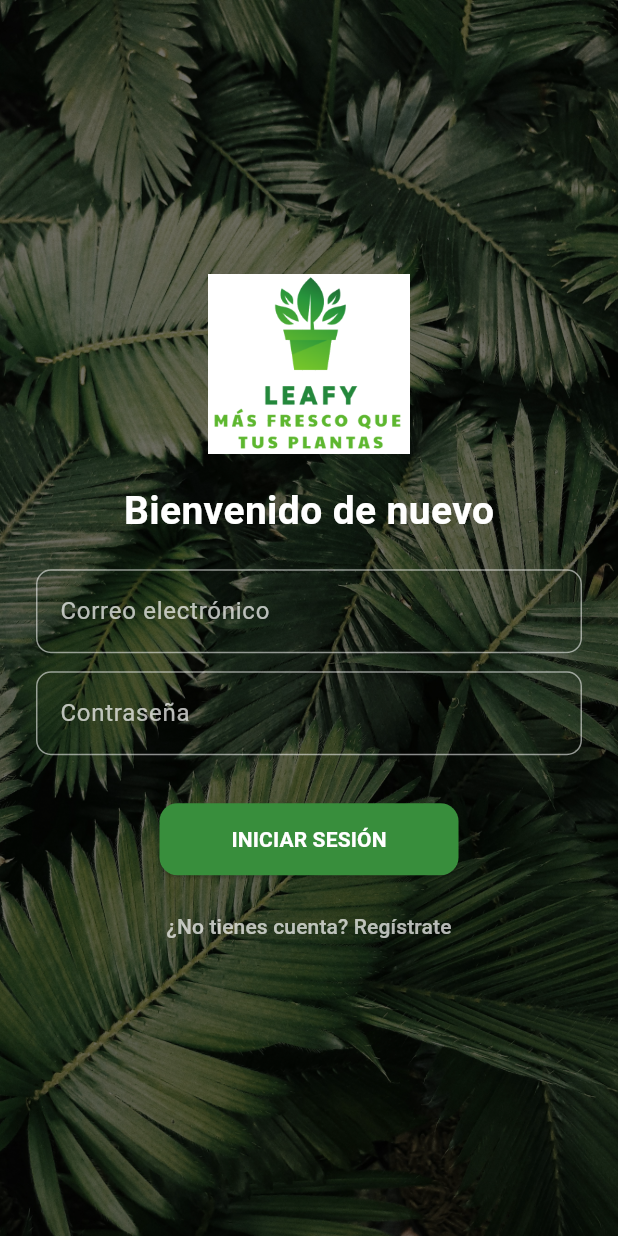
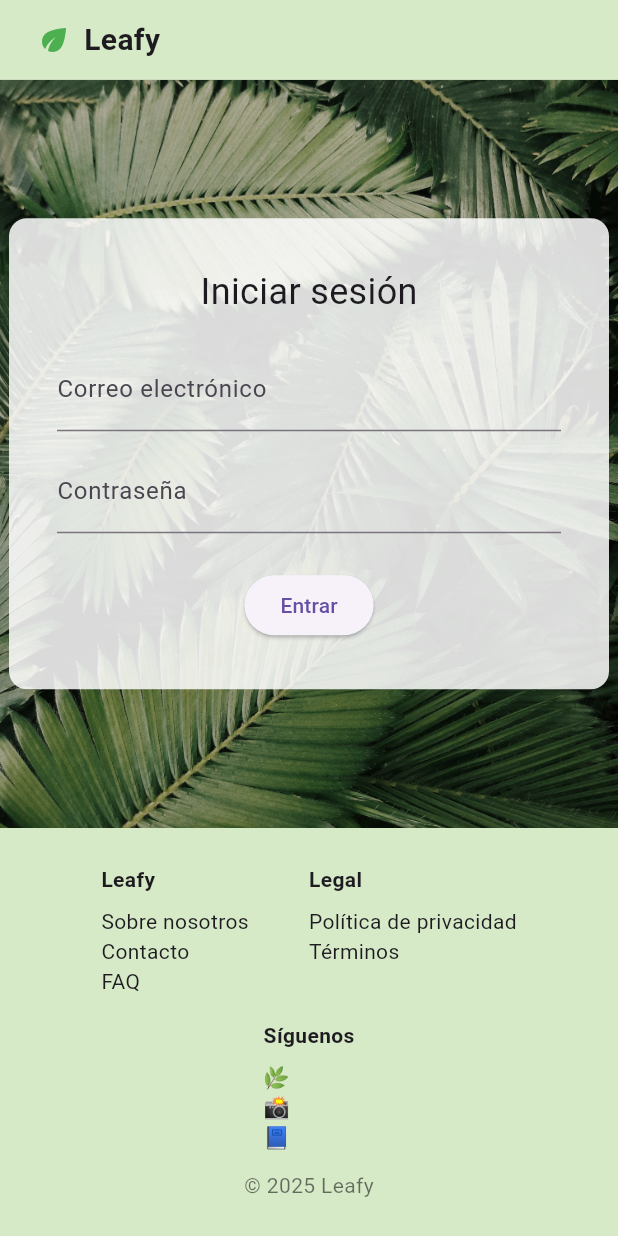
Before and after one commit to mrami8/Leafy_web_flutter, a Flutter app: the screen it shows after launch, on a phone screen of 412 x 824 dp. Run offline on Flutter 3.47's test engine with Material 3 defaults, Android fonts, the light colour scheme and no system bars; our stand-ins replace image_picker, supabase_flutter, table_calendar; accounts and stored records are empty.

Commit message:
login hecho falta el register y menu y footer

```diff
--- a/lib/LoginScreen.dart
+++ /dev/null
@@ -1,210 +0,0 @@
-import 'package:flutter/material.dart';
-import 'package:provider/provider.dart';
-import 'main_screen.dart';
-import 'providers/auth_provider.dart';
-import 'providers/user_profile_provider.dart';
-
-// Pantalla de login y registro de usuario
-class LoginScreen extends StatefulWidget {
-  const LoginScreen({super.key});
-
-  @override
-  _LoginScreenState createState() => _LoginScreenState();
-}
-
-class _LoginScreenState extends State<LoginScreen> {
-  // Controladores para los campos de texto
-  final _emailController = TextEditingController();
-  final _passwordController = TextEditingController();
-  final _nombreController = TextEditingController(); // Solo usado en registro
-
-  bool isRegistering = false; // Alterna entre login y registro
-
-  // Función para manejar el login del usuario
-  Future<void> _handleLogin(BuildContext context) async {
-    final authProvider = Provider.of<AuthProvider>(context, listen: false);
-    final userProfileProvider = Provider.of<UserProfileProvider>(
-      context,
-      listen: false,
-    );
-
-    await authProvider.logout(); // Limpia sesión anterior
-
-    bool success = await authProvider.login(
-      _emailController.text.trim(),
-      _passwordController.text.trim(),
-    );
-
-    if (success) {
-      userProfileProvider.loadFromAuth(
-        authProvider,
-      ); // Carga el perfil del usuario
-
-      // Redirige al menú principal
-      Navigator.pushReplacement(
-        context,
-        MaterialPageRoute(builder: (_) => MainScreen()),
-      );
-    } else {
-      // Muestra error si falla el login
-      ScaffoldMessenger.of(
-        context,
-      ).showSnackBar(const SnackBar(content: Text('Error al iniciar sesión')));
-    }
-  }
-
-  // Función para manejar el registro del usuario
-  Future<void> _handleRegister(BuildContext context) async {
-    final authProvider = Provider.of<AuthProvider>(context, listen: false);
-
-    bool success = await authProvider.register(
-      _emailController.text.trim(),
-      _passwordController.text.trim(),
-      _nombreController.text.trim(),
-    );
-
-    if (success) {
-      // Muestra mensaje de éxito y cambia a modo login
-      ScaffoldMessenger.of(context).showSnackBar(
-        const SnackBar(content: Text('Registro exitoso, ahora inicia sesión.')),
-      );
-      setState(() {
-        isRegistering = false;
-      });
-    } else {
-      // Error en el registro
-      ScaffoldMessenger.of(
-        context,
-      ).showSnackBar(const SnackBar(content: Text('Error al registrarse')));
-    }
-  }
-
-  @override
-  Widget build(BuildContext context) {
-    return Scaffold(
-      body: Stack(
-        fit: StackFit.expand, // Hace que el fondo ocupe toda la pantalla
-        children: [
-          // Imagen de fondo
-          Image.asset('assets/FondoPantalla.jpg', fit: BoxFit.cover),
-
-          // Capa oscura sobre el fondo para mejorar legibilidad
-          Container(color: Colors.black.withOpacity(0.5)),
-
-          // Contenido principal centrado y scrollable
-          Center(
-            child: SingleChildScrollView(
-              padding: const EdgeInsets.symmetric(horizontal: 24.0),
-              child: Column(
-                mainAxisSize: MainAxisSize.min,
-                children: [
-                  // Logo de la app
-                  Image.asset('assets/LogoLeafy.png', height: 120),
-
-                  const SizedBox(height: 20),
-
-                  // Título dinámico según el modo
-                  Text(
-                    isRegistering ? "Crea tu cuenta" : "Bienvenido de nuevo",
-                    style: const TextStyle(
-                      color: Colors.white,
-                      fontSize: 26,
-                      fontWeight: FontWeight.bold,
-                    ),
-                  ),
-
-                  const SizedBox(height: 20),
-
-                  // Campo de nombre solo en registro
-                  if (isRegistering)
-                    _buildTextField("Nombre", _nombreController),
-
-                  // Campo de correo y contraseña
-                  _buildTextField("Correo electrónico", _emailController),
-                  _buildTextField(
-                    "Contraseña",
-                    _passwordController,
-                    isPassword: true,
-                  ),
-
-                  const SizedBox(height: 20),
-
-                  // Botón principal: login o registro
-                  ElevatedButton(
-                    style: ElevatedButton.styleFrom(
-                      backgroundColor: Colors.green.shade700,
-                      foregroundColor: Colors.white,
-                      padding: const EdgeInsets.symmetric(
-                        horizontal: 48,
-                        vertical: 14,
-                      ),
-                      shape: RoundedRectangleBorder(
-                        borderRadius: BorderRadius.circular(12),
-                      ),
-                    ),
-                    onPressed: () {
-                      if (isRegistering) {
-                        _handleRegister(context);
-                      } else {
-                        _handleLogin(context);
-                      }
-                    },
-                    child: Text(
-                      isRegistering ? "REGISTRARSE" : "INICIAR SESIÓN",
-                      style: const TextStyle(fontWeight: FontWeight.bold),
-                    ),
-                  ),
-
-                  const SizedBox(height: 10),
-
-                  // Botón para cambiar entre login y registro
-                  TextButton(
-                    onPressed: () {
-                      setState(() {
-                        isRegistering = !isRegistering;
-                      });
-                    },
-                    child: Text(
-                      isRegistering
-                          ? "¿Ya tienes cuenta? Inicia sesión"
-                          : "¿No tienes cuenta? Regístrate",
-                      style: const TextStyle(color: Colors.white70),
-                    ),
-                  ),
-                ],
-              ),
-            ),
-          ),
-        ],
-      ),
-    );
-  }
-
-  // Widget para construir campos de texto personalizados
-  Widget _buildTextField(
-    String label,
-    TextEditingController controller, {
-    bool isPassword = false,
-  }) {
-    return Padding(
-      padding: const EdgeInsets.only(bottom: 12.0),
-      child: TextField(
-        controller: controller,
-        obscureText: isPassword, // Oculta el texto si es contraseña
-        style: const TextStyle(color: Colors.white),
-        decoration: InputDecoration(
-          labelText: label,
-          labelStyle: const TextStyle(color: Colors.white70),
-          enabledBorder: OutlineInputBorder(
-            borderSide: const BorderSide(color: Colors.white54),
-            borderRadius: BorderRadius.circular(10),
-          ),
-          focusedBorder: OutlineInputBorder(
-            borderSide: const BorderSide(color: Colors.white),
-            borderRadius: BorderRadius.circular(10),
-          ),
-        ),
-      ),
-    );
-  }
-}
--- /dev/null
+++ b/lib/leafy_layout.dart
@@ -0,0 +1,108 @@
+import 'package:flutter/material.dart';
+import 'package:provider/provider.dart';
+import '../providers/auth_provider.dart';
+
+class LeafyLayout extends StatelessWidget {
+  final Widget child;
+
+  const LeafyLayout({super.key, required this.child});
+
+  @override
+  Widget build(BuildContext context) {
+    final auth = Provider.of<AuthProvider>(context); // Accedemos al estado de sesión
+
+    return Scaffold(
+      backgroundColor: const Color(0xFFEFF4DC),
+      body: Column(
+        children: [
+          // Header con menú superior
+          Container(
+            padding: const EdgeInsets.symmetric(horizontal: 24, vertical: 12),
+            color: const Color(0xFFD7EAC8),
+            child: Row(
+              children: [
+                const Icon(Icons.eco, color: Colors.green),
+                const SizedBox(width: 8),
+                const Text(
+                  "Leafy",
+                  style: TextStyle(fontSize: 20, fontWeight: FontWeight.bold),
+                ),
+                const Spacer(),
+
+                // Solo muestra opciones si hay sesión
+                if (auth.session != null) ...[
+
+                  TextButton(
+                    onPressed: () => Navigator.pushNamed(context, '/search'),
+                    child: const Text("Buscar"),
+                  ),
+                  TextButton(
+                    onPressed: () => Navigator.pushNamed(context, '/calendar'),
+                    child: const Text("Calendario"),
+                  ),
+                  TextButton(
+                    onPressed: () => Navigator.pushNamed(context, '/profile'),
+                    child: const Text("Perfil"),
+                  ),
+                  const SizedBox(width: 16),
+                  IconButton(
+                    onPressed: () => Navigator.pushNamed(context, '/profile'),
+                    icon: const Icon(Icons.person),
+                  ),
+                ],
+              ],
+            ),
+          ),
+
+          // Contenido dinámico
+          Expanded(child: child),
+
+          // Footer fijo
+          Container(
+            width: double.infinity,
+            color: const Color(0xFFD7EAC8),
+            padding: const EdgeInsets.all(24),
+            child: Column(
+              children: [
+                Wrap(
+                  spacing: 40,
+                  runSpacing: 16,
+                  alignment: WrapAlignment.center,
+                  children: const [
+                    _FooterColumn(title: "Leafy", items: ["Sobre nosotros", "Contacto", "FAQ"]),
+                    _FooterColumn(title: "Legal", items: ["Política de privacidad", "Términos"]),
+                    _FooterColumn(title: "Síguenos", items: ["🌿", "📸", "📘"]),
+                  ],
+                ),
+                const SizedBox(height: 12),
+                const Text(
+                  "© 2025 Leafy",
+                  style: TextStyle(color: Colors.black54),
+                ),
+              ],
+            ),
+          ),
+        ],
+      ),
+    );
+  }
+}
+
+class _FooterColumn extends StatelessWidget {
+  final String title;
+  final List<String> items;
+
+  const _FooterColumn({required this.title, required this.items});
+
+  @override
+  Widget build(BuildContext context) {
+    return Column(
+      crossAxisAlignment: CrossAxisAlignment.start,
+      children: [
+        Text(title, style: const TextStyle(fontWeight: FontWeight.bold)),
+        const SizedBox(height: 8),
+        ...items.map((item) => Text(item)).toList(),
+      ],
+    );
+  }
+}
--- /dev/null
+++ b/lib/screens/LoginScreen.dart
@@ -0,0 +1,91 @@
+import 'package:flutter/material.dart';
+import 'package:provider/provider.dart';
+import 'package:leafy_app_flutter/leafy_layout.dart';
+import 'package:leafy_app_flutter/providers/auth_provider.dart';
+
+class LoginScreen extends StatelessWidget {
+  const LoginScreen({super.key});
+
+  @override
+  Widget build(BuildContext context) {
+    // Controladores de texto
+    final emailController = TextEditingController();
+    final passwordController = TextEditingController();
+
+    return LeafyLayout(
+      child: SizedBox.expand(
+        child: Stack(
+          fit: StackFit.expand,
+          children: [
+            Image.asset(
+              'assets/FondoPantalla.jpg',
+              fit: BoxFit.cover,
+            ),
+            Container(color: Colors.black.withOpacity(0.2)),
+
+            Align(
+              alignment: Alignment.center,
+              child: ConstrainedBox(
+                constraints: const BoxConstraints(maxWidth: 400),
+                child: Container(
+                  padding: const EdgeInsets.all(32),
+                  decoration: BoxDecoration(
+                    color: Colors.white.withOpacity(0.85),
+                    borderRadius: BorderRadius.circular(12),
+                  ),
+                  child: Column(
+                    mainAxisSize: MainAxisSize.min,
+                    children: [
+                      const Text("Iniciar sesión",
+                          style: TextStyle(fontSize: 24)),
+                      const SizedBox(height: 20),
+                      TextField(
+                        controller: emailController,
+                        decoration: const InputDecoration(
+                          labelText: "Correo electrónico",
+                        ),
+                      ),
+                      const SizedBox(height: 12),
+                      TextField(
+                        controller: passwordController,
+                        obscureText: true,
+                        decoration: const InputDecoration(
+                          labelText: "Contraseña",
+                        ),
+                      ),
+                      const SizedBox(height: 24),
+                      ElevatedButton(
+                        onPressed: () async {
+                          final authProvider = Provider.of<AuthProvider>(
+                            context,
+                            listen: false,
+                          );
+
+                          final success = await authProvider.login(
+                            emailController.text.trim(),
+                            passwordController.text.trim(),
+                          );
+
+                          if (success && authProvider.session != null) {
+                            Navigator.pushNamed(context, '/search');
+                          } else {
+                            ScaffoldMessenger.of(context).showSnackBar(
+                              const SnackBar(
+                                content: Text("Error al iniciar sesión"),
+                              ),
+                            );
+                          }
+                        },
+                        child: const Text("Entrar"),
+                      ),
+                    ],
+                  ),
+                ),
+              ),
+            ),
+          ],
+        ),
+      ),
+    );
+  }
+}
--- a/lib/screens/profile_screen.dart
+++ b/lib/screens/profile_screen.dart
@@ -3,7 +3,7 @@ import 'package:provider/provider.dart';
 import 'package:leafy_app_flutter/providers/user_profile_provider.dart';
 import 'package:leafy_app_flutter/providers/auth_provider.dart';
 import 'edit_profile_screen.dart';
-import 'package:leafy_app_flutter/LoginScreen.dart';
+import 'package:leafy_app_flutter/screens/LoginScreen.dart';
 
 // Pantalla de perfil de usuario
 class ProfileScreen extends StatelessWidget {
```
Also changed, not shown: lib/main.dart (+16 -28 lines), lib/main_screen.dart (deleted, +0 -82 lines), lib/screens/search_screen.dart (+17 -53 lines).
